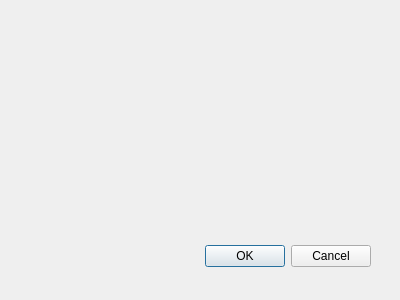
First picture: the form in EZbudget/rowselection.ui, repository IvanInandan/EZBudget, before the edit.
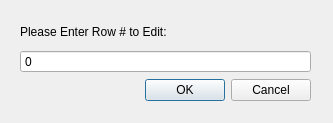
Second picture: the form after the edit.

Commit message: Commit contains addition of Edit Transaction impentation

What changed in the file:
```diff
--- a/EZbudget/rowselection.ui
+++ b/EZbudget/rowselection.ui
@@ -8,28 +8,48 @@
    <rect>
     <x>0</x>
     <y>0</y>
-    <width>400</width>
-    <height>300</height>
+    <width>333</width>
+    <height>123</height>
    </rect>
   </property>
   <property name="windowTitle">
    <string>Dialog</string>
   </property>
-  <widget class="QDialogButtonBox" name="buttonBox">
+  <widget class="QWidget" name="verticalLayoutWidget">
    <property name="geometry">
     <rect>
-     <x>30</x>
-     <y>240</y>
-     <width>341</width>
-     <height>32</height>
+     <x>20</x>
+     <y>20</y>
+     <width>291</width>
+     <height>81</height>
     </rect>
    </property>
-   <property name="orientation">
-    <enum>Qt::Horizontal</enum>
-   </property>
-   <property name="standardButtons">
-    <set>QDialogButtonBox::Cancel|QDialogButtonBox::Ok</set>
-   </property>
+   <layout class="QVBoxLayout" name="verticalLayout">
+    <item>
+     <widget class="QLabel" name="label">
+      <property name="text">
+       <string>Please Enter Row # to Edit:</string>
+      </property>
+     </widget>
+    </item>
+    <item>
+     <widget class="QSpinBox" name="editRowNum">
+      <property name="buttonSymbols">
+       <enum>QAbstractSpinBox::NoButtons</enum>
+      </property>
+     </widget>
+    </item>
+    <item>
+     <widget class="QDialogButtonBox" name="buttonBox">
+      <property name="orientation">
+       <enum>Qt::Horizontal</enum>
+      </property>
+      <property name="standardButtons">
+       <set>QDialogButtonBox::Cancel|QDialogButtonBox::Ok</set>
+      </property>
+     </widget>
+    </item>
+   </layout>
   </widget>
  </widget>
  <pixmapfunction/>
```
Left out of the diff: 5 changed lines with no effect on the pictures. The commit also changes 24 other files.
